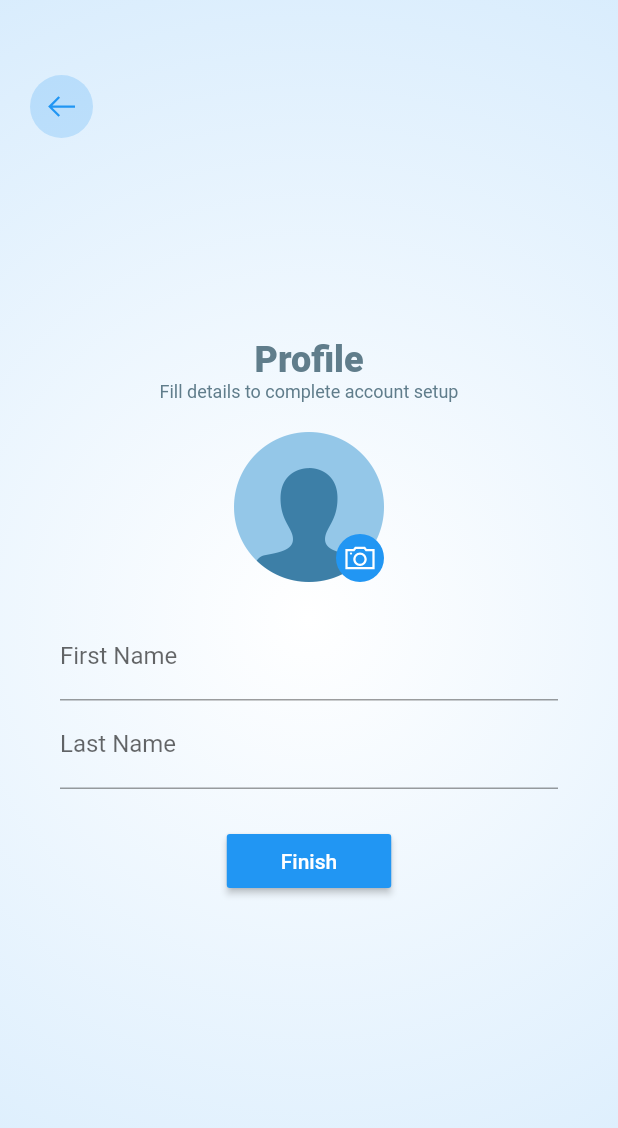
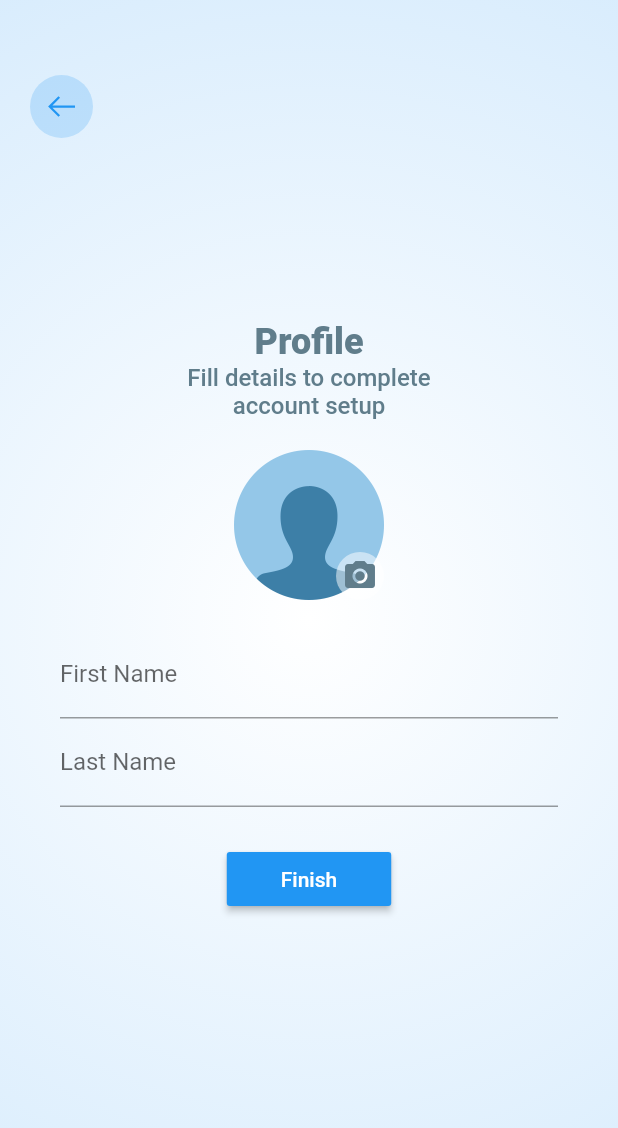
Before and after one commit to NjokiCynthia/my_team_app, a Flutter app: the Verification screen opened by its route, after a tap on "Verify Phone", on a phone screen of 412 x 824 dp. Shown: the top 1128 px of the screen. Run offline on Flutter 3.47's test engine with Material 2 defaults, Android fonts, the phone set to English and light mode, and no system bars; our stand-ins replace line_awesome_icons, pin_input_text_field.

Commit message:
Minor fixes

```diff
--- a/lib/screens/my-groups.dart
+++ b/lib/screens/my-groups.dart
@@ -38,6 +38,7 @@ class MyGroups extends StatelessWidget {
                       context: context,
                       leadingIcon: LineAwesomeIcons.plus,
                       trailingIcon: LineAwesomeIcons.angle_right,
+                      hideTrailingIcon: true,
                       backgroundColor: Colors.blue.withOpacity(0.2),
                       title: "ADD NEW GROUP",
                       subtitle: "Chairperson",
--- a/lib/screens/signup.dart
+++ b/lib/screens/signup.dart
@@ -21,9 +21,7 @@ class SignUp extends StatelessWidget {
                 mainAxisAlignment: MainAxisAlignment.center,
                 children: [
                   heading1(text: "Profile", color: Colors.blueGrey),
-                  subtitle2(
-                      text: "Fill details to complete account setup",
-                      color: Colors.blueGrey),
+                  subtitle1(text: "Fill details to complete\naccount setup", color: Colors.blueGrey),
                   Padding(
                     padding: EdgeInsets.fromLTRB(0.0, 20.0, 0.0, 20.0),
                     child: Stack(
@@ -37,11 +35,11 @@ class SignUp extends StatelessWidget {
                           height: 32,
                           width: 32,
                           child: screenActionButton(
-                              icon: LineAwesomeIcons.camera,
-                              backgroundColor: Colors.blue,
-                              textColor: Colors.white,
-                              action: () => Navigator.pushReplacementNamed(
-                                  context, '/verification')),
+                            icon: Icons.camera_alt,
+                            backgroundColor: Colors.white.withOpacity(0.5),
+                            textColor: Colors.blueGrey,
+                            action: (){}
+                          ),
                         )
                       ],
                     ),
--- a/lib/widgets/buttons.dart
+++ b/lib/widgets/buttons.dart
@@ -29,7 +29,7 @@ Widget screenActionButton({IconData icon, Color backgroundColor, Color textColor
   );
 }
 
-Widget groupInfoButton({BuildContext context, IconData leadingIcon, IconData trailingIcon, Color backgroundColor, Color textColor, String title, String subtitle, String description = "", Color borderColor, Function action}) {
+Widget groupInfoButton({BuildContext context, IconData leadingIcon, IconData trailingIcon, bool hideTrailingIcon = false, Color backgroundColor, Color textColor, String title, String subtitle, String description = "", Color borderColor, Function action}) {
   return Container(
     width: MediaQuery.of(context).size.width,
     // height: 42.0,
@@ -83,7 +83,7 @@ Widget groupInfoButton({BuildContext context, IconData leadingIcon, IconData tra
               SizedBox(height: 10,),
             ],
           ),
-          trailing: Icon(
+          trailing: hideTrailingIcon ? SizedBox() : Icon(
             trailingIcon,
             color: textColor.withOpacity(0.8),
             size: 16.0,
--- a/lib/widgets/textstyles.dart
+++ b/lib/widgets/textstyles.dart
@@ -1,7 +1,7 @@
 import 'package:flutter/gestures.dart';
 import 'package:flutter/material.dart';
 
-Widget heading1({String text, Color color}) {
+Widget heading1({String text, Color color, TextAlign align = TextAlign.center}) {
   return Text(
     text,
     style: TextStyle(
@@ -9,10 +9,11 @@ Widget heading1({String text, Color color}) {
       fontSize: 24.0,
       color: color,
     ),
+    textAlign: align,
   );
 }
 
-Widget heading2({String text, Color color}) {
+Widget heading2({String text, Color color, TextAlign align = TextAlign.center}) {
   return Text(
     text,
     style: TextStyle(
@@ -20,10 +21,11 @@ Widget heading2({String text, Color color}) {
       fontSize: 18.0,
       color: color,
     ),
+    textAlign: align,
   );
 }
 
-Widget subtitle1({String text, Color color}) {
+Widget subtitle1({String text, Color color, TextAlign align = TextAlign.center}) {
   return Text(
     text,
     style: TextStyle(
@@ -31,10 +33,11 @@ Widget subtitle1({String text, Color color}) {
       fontSize: 16.0,
       color: color,
     ),
+    textAlign: align,
   );
 }
 
-Widget subtitle2({String text, Color color}) {
+Widget subtitle2({String text, Color color, TextAlign align = TextAlign.center}) {
   return Text(
     text,
     style: TextStyle(
@@ -42,6 +45,7 @@ Widget subtitle2({String text, Color color}) {
       fontSize: 12.0,
       color: color,
     ),
+    textAlign: align,
   );
 }
 
```
Lines whose indentation alone changed are shown as unchanged.
